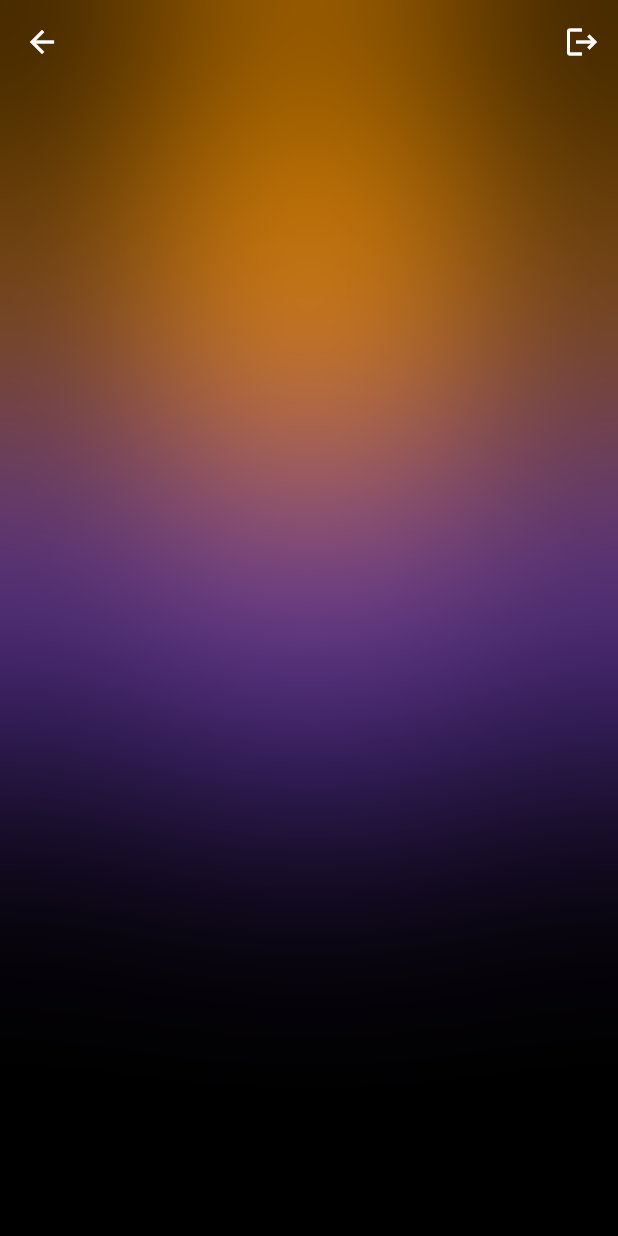
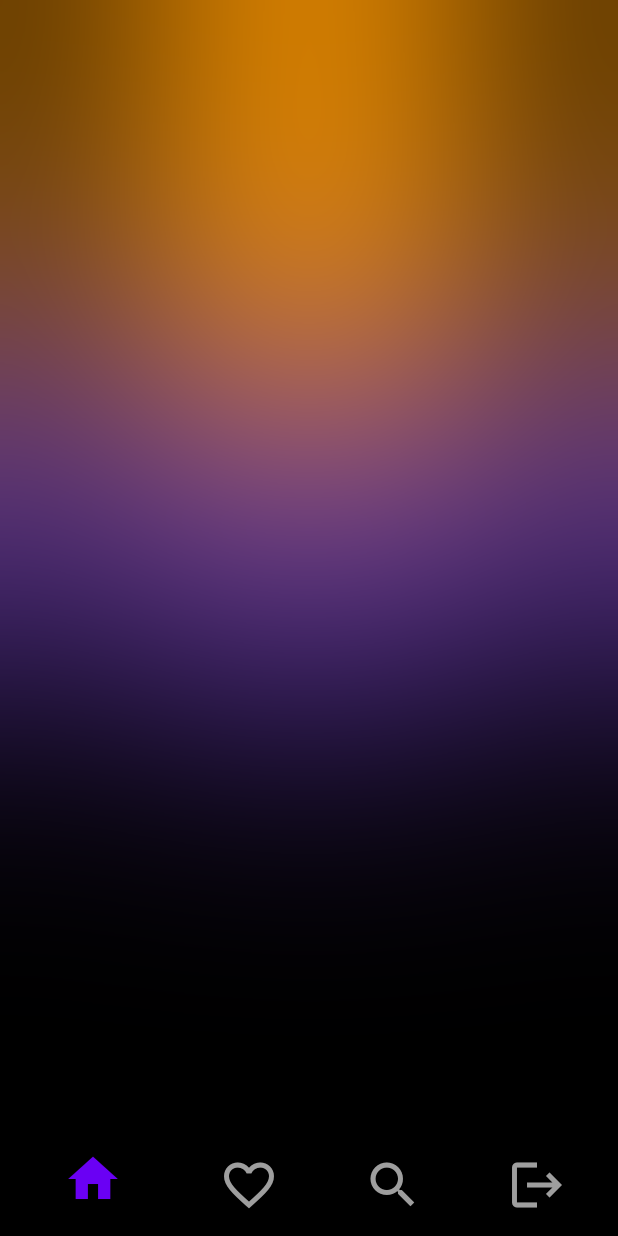
Before and after one commit to AdriaPm/WeatherTune_App, a Flutter app: the HomePage screen opened directly, on a phone screen of 412 x 824 dp. Run offline on Flutter 3.47's test engine with Material 2 defaults, Android fonts, the phone set to English and light mode, and no system bars; our stand-ins replace bloc, equatable, firebase_auth, firebase_core, flutter_bloc, geolocator and 1 more; accounts and stored records are empty.

Commit message:
BottomBar Widget - CleanUp Login -> API Home grab route

```diff
--- a/weather_tune/lib/auth/auth.dart
+++ b/weather_tune/lib/auth/auth.dart
@@ -1,7 +1,7 @@
 import 'package:firebase_auth/firebase_auth.dart';
 import 'package:flutter/material.dart';
 import 'package:weather_tune/auth/login_register.dart';
-import 'package:weather_tune/main.dart';
+import 'package:weather_tune/components/route_home.dart';
 
 class AuthPage extends StatefulWidget {
   const AuthPage({super.key});
--- /dev/null
+++ b/weather_tune/lib/components/bottombar.dart
@@ -0,0 +1,113 @@
+import 'package:firebase_auth/firebase_auth.dart';
+import 'package:flutter/material.dart';
+
+// ignore: must_be_immutable
+class BottomBarWidget extends StatefulWidget {
+  BottomBarWidget(
+      {super.key,
+      required this.favorites_active,
+      required this.home_active,
+      required this.profile_active,
+      required this.search_active});
+
+  bool home_active;
+  bool favorites_active;
+  bool search_active;
+  bool profile_active;
+
+  @override
+  State<BottomBarWidget> createState() => _BottomBarWidgetState();
+}
+
+class _BottomBarWidgetState extends State<BottomBarWidget> {
+  //Sign User Out
+  void signOut() {
+    FirebaseAuth.instance.signOut();
+  }
+
+  Icon Favorite1 = const Icon(
+    Icons.favorite_border_outlined,
+    color: Colors.grey,
+    size: 40,
+  );
+
+  Icon Favorite2 = const Icon(
+    Icons.favorite,
+    color: Color.fromARGB(255, 106, 0, 244),
+    size: 40,
+  );
+
+  Icon Search1 = const Icon(
+    Icons.search_outlined,
+    color: Colors.grey,
+    size: 40,
+  );
+  Icon Search2 = const Icon(
+    Icons.search,
+    color: Color.fromARGB(255, 106, 0, 244),
+    size: 40,
+  );
+
+  @override
+  Widget build(BuildContext context) {
+    return BottomAppBar(
+      padding: const EdgeInsets.all(10),
+      color: Colors.transparent,
+      shadowColor: Colors.transparent,
+      shape: const CircularNotchedRectangle(),
+      child: Row(
+        mainAxisAlignment: MainAxisAlignment.spaceAround,
+        children: <Widget>[
+          IconButton(
+            icon: Icon(
+              Icons.home,
+              color: widget.home_active
+                  ? Color.fromARGB(255, 106, 0, 244)
+                  : Color.fromARGB(255, 104, 104, 104),
+            ),
+            iconSize: 40,
+            onPressed: () {
+              setState(() {
+                widget.home_active = !widget.home_active;
+                widget.favorites_active = false;
+                widget.search_active = false;
+                widget.profile_active = false;
+              });
+            },
+          ),
+          IconButton(
+            icon: widget.favorites_active ? Favorite2 : Favorite1,
+            onPressed: () {
+              setState(() {
+                widget.favorites_active = !widget.favorites_active;
+                widget.home_active = false;
+                widget.search_active = false;
+                widget.profile_active = false;
+              });
+              // Add your logic here
+            },
+          ),
+          IconButton(
+            icon: widget.search_active ? Search2 : Search1,
+            onPressed: () {
+              setState(() {
+                widget.search_active = !widget.search_active;
+                widget.home_active = false;
+                widget.favorites_active = false;
+                widget.profile_active = false;
+              });
+              // Add your logic here
+            },
+          ),
+          IconButton(
+              onPressed: signOut,
+              icon: const Icon(
+                Icons.logout,
+                color: Colors.grey,
+                size: 40,
+              ))
+        ],
+      ),
+    );
+  }
+}
--- a/weather_tune/lib/pages/home_page_noAPI.dart
+++ b/weather_tune/lib/pages/home_page.dart
@@ -1,11 +1,9 @@
 import 'dart:ui';
-
-import 'package:firebase_auth/firebase_auth.dart';
 import 'package:flutter/material.dart';
-import 'package:flutter/services.dart';
 import 'package:flutter_bloc/flutter_bloc.dart';
 import 'package:intl/intl.dart';
 import 'package:weather_tune/bloc/weather_bloc_bloc.dart';
+import 'package:weather_tune/components/bottombar.dart';
 
 class HomePage extends StatefulWidget {
   const HomePage({super.key});
@@ -36,29 +34,18 @@ class _HomePageState extends State<HomePage> {
     }
   }
 
-  //Sign User Out
-  void signOut() {
-    FirebaseAuth.instance.signOut();
-  }
-
   @override
   Widget build(BuildContext context) {
     return Scaffold(
         backgroundColor: Colors.black,
         extendBodyBehindAppBar: true,
-        appBar: AppBar(
-          backgroundColor: Colors.transparent,
-          elevation: 0,
-          systemOverlayStyle:
-              const SystemUiOverlayStyle(statusBarBrightness: Brightness.dark),
-          actions: [
-            //Sign Out Button
-            IconButton(onPressed: signOut, icon: const Icon(Icons.logout))
-          ],
-        ),
+        bottomNavigationBar: BottomBarWidget(
+            favorites_active: false,
+            home_active: true,
+            profile_active: false,
+            search_active: false),
         body: Padding(
-            padding:
-                const EdgeInsets.fromLTRB(40, 1.2 * kToolbarHeight, 40, 20),
+            padding: const EdgeInsets.fromLTRB(40, 20, 40, 20),
             child: SizedBox(
                 height: MediaQuery.of(context).size.height,
                 child: Stack(children: [
```
Also changed, not shown: weather_tune/lib/components/route_home.dart (added, +76 -0 lines), weather_tune/lib/main.dart (+0 -89 lines).
